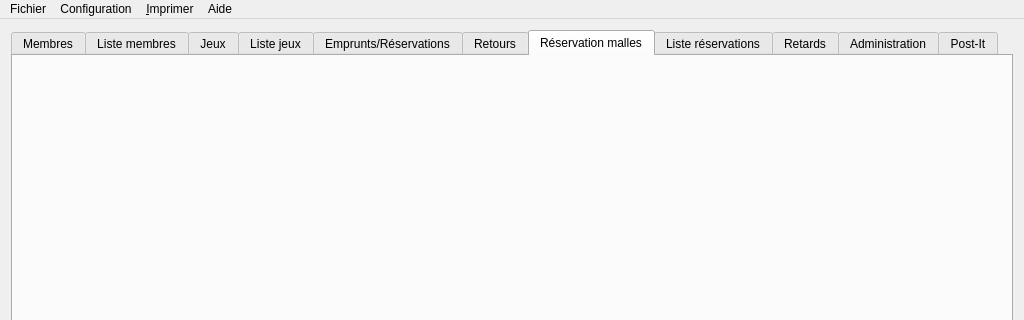
The window that f_mainwindow.ui (nivhg/ludopen) describes before a commit, drawn with Qt 5; both pictures show x 0 to 1024 and y 0 to 320 of the 1024 by 768 pixel window.
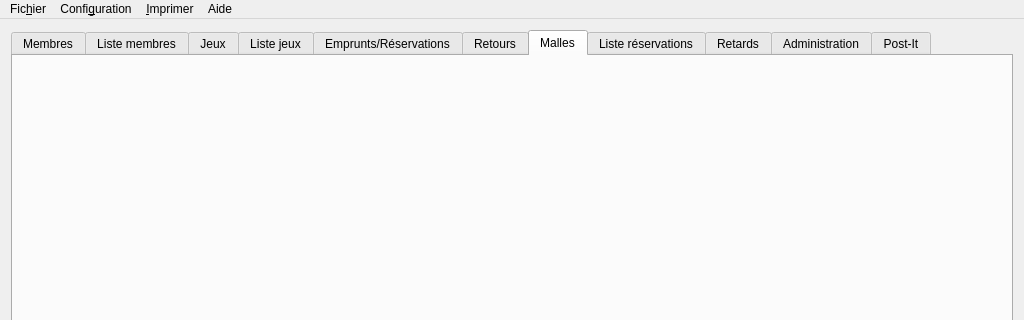
The same window after the commit. The open tabs and pages were chosen to show the change. Icons and pictures are not drawn.

Commit message: Reprise malle:validation du nombre de jeux de la malle

```diff
--- a/f_mainwindow.ui
+++ b/f_mainwindow.ui
@@ -157,7 +157,7 @@
          <normaloff>:/Carton_rentrant.png</normaloff>:/Carton_rentrant.png</iconset>
        </attribute>
        <attribute name="title">
-        <string>Réservation malles</string>
+        <string>Malles</string>
        </attribute>
        <layout class="QGridLayout" name="gridLayout_12">
         <item row="0" column="0">
@@ -442,7 +442,7 @@
      <x>0</x>
      <y>0</y>
      <width>1024</width>
-     <height>25</height>
+     <height>27</height>
     </rect>
    </property>
    <widget class="QMenu" name="menuFichier">
@@ -450,7 +450,7 @@
      <bool>true</bool>
     </property>
     <property name="title">
-     <string>Fichier</string>
+     <string>Fic&amp;hier</string>
     </property>
     <addaction name="Menu_Fichier_Quitter"/>
    </widget>
@@ -471,7 +471,7 @@
    </widget>
    <widget class="QMenu" name="menu_Edition">
     <property name="title">
-     <string>Configuration</string>
+     <string>Confi&amp;guration</string>
     </property>
     <addaction name="Menu_Edition_Preferences"/>
    </widget>
```
Left out of the diff: 18 changed lines with no effect on the pictures. The commit also changes 6 other files.
